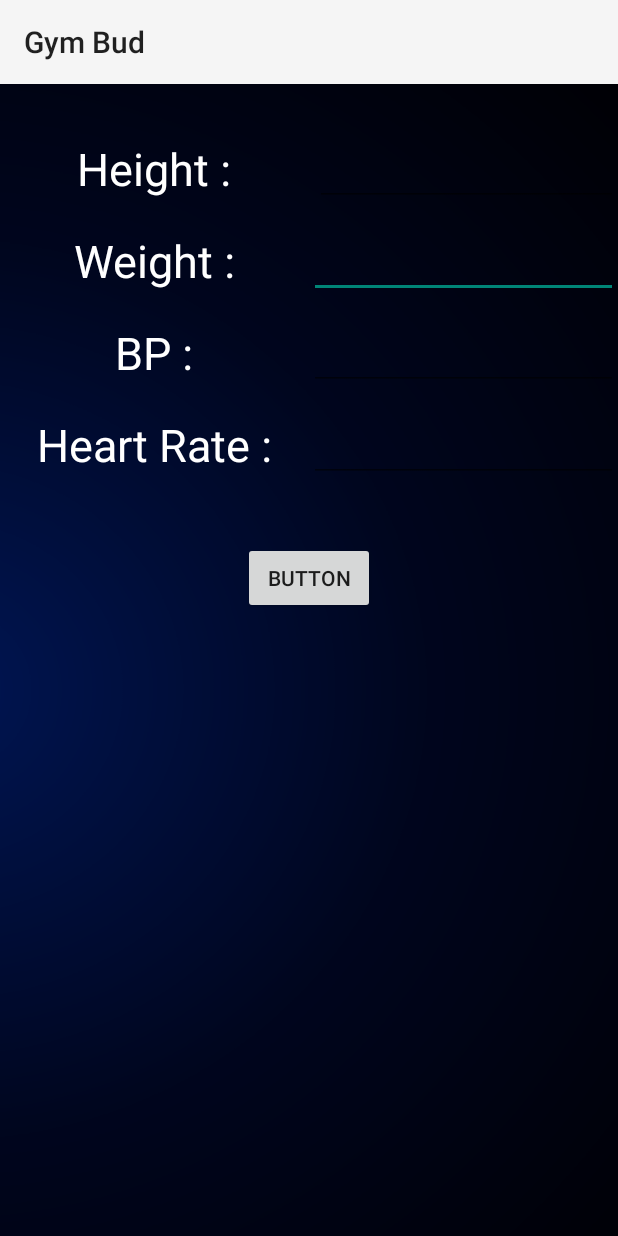
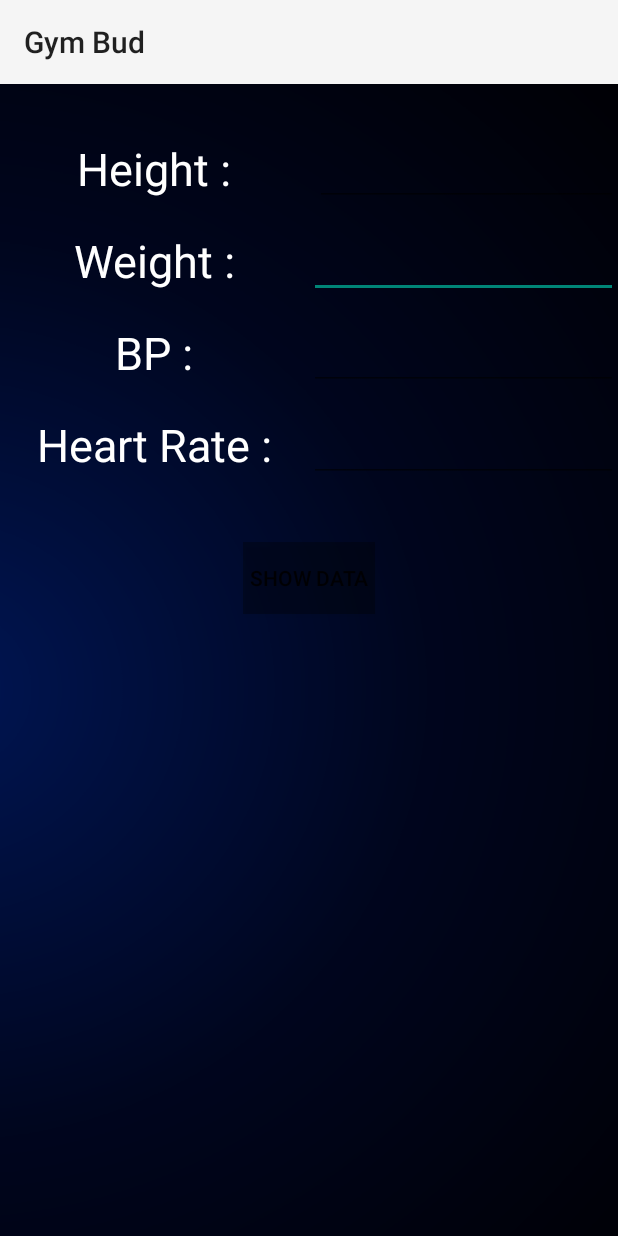
Before and after one commit to CaptAlpha/Winnovatr, an Android app: the FitnessActivity screen opened directly, with no data from a screen before it, on a phone screen of 412 x 824 dp. Run offline under Robolectric (Android 15) with nearby library versions, the phone set to English and light mode, and no system bars.

Commit message:
Fitness modified and colour of button changed

```diff
--- a/GymBud/app/src/main/res/layout/activity_fitness.xml
+++ b/GymBud/app/src/main/res/layout/activity_fitness.xml
@@ -116,7 +116,9 @@
         android:layout_width="wrap_content"
         android:layout_height="wrap_content"
         android:layout_marginTop="40dp"
-        android:text="Button"
+        android:backgroundTint="@color/black"
+        android:background="#50000000"
+        android:text="Show Data"
         app:layout_constraintEnd_toEndOf="parent"
         app:layout_constraintStart_toStartOf="parent"
         app:layout_constraintTop_toBottomOf="@+id/et_heart_rate" />
```
